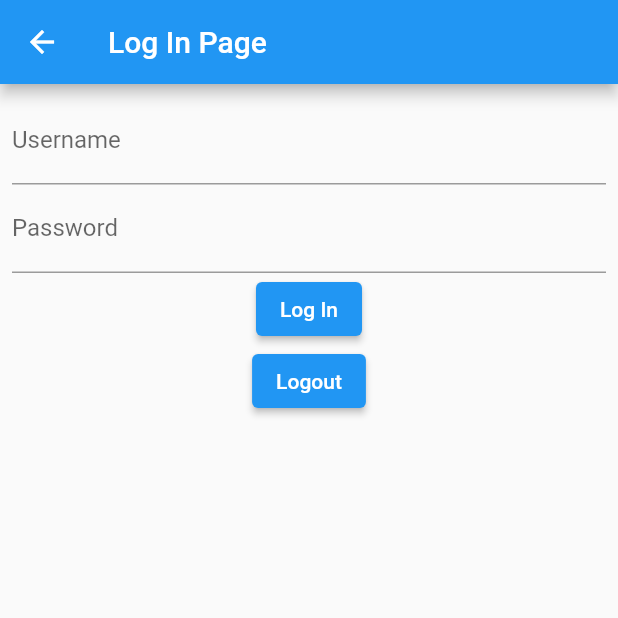
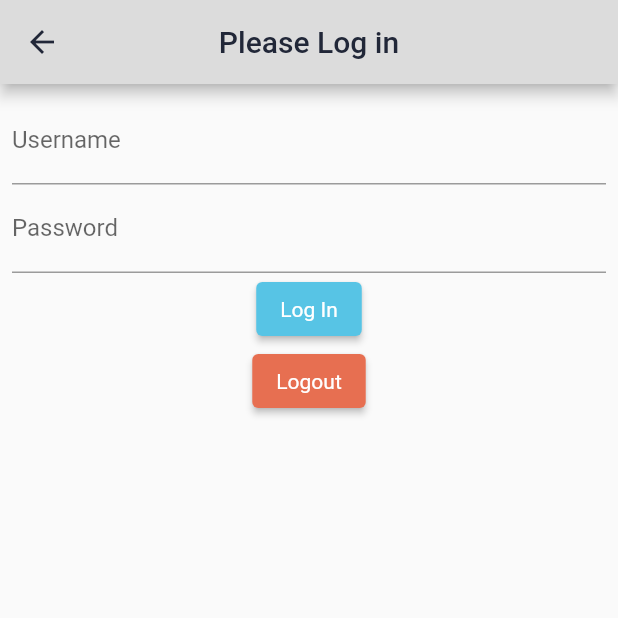
Before and after one commit to KIBI312/dailyroutines-flutter-ui, a Flutter app: the LoginPage screen opened directly, on a phone screen of 412 x 824 dp, the top half of it. Run offline on Flutter 3.47's test engine with Material 2 defaults, Android fonts, the phone set to English and light mode, and no system bars; our stand-ins replace shared_preferences; missing offline and left inert: dart:ffi, flutter_flavor; accounts and stored records are empty.

Commit message:
initial commit

```diff
--- /dev/null
+++ b/lib/constants/project_colors.dart
@@ -0,0 +1,8 @@
+import 'package:flutter/material.dart';
+
+class ProjectColors {
+  static const grey1 = Color(0xffdcdcdc);
+  static const blue1 = Color(0xff212738);
+  static const turqoise = Color(0xff57c4e5);
+  static const red1 = Color(0xffe76f51);
+}
--- a/lib/pages/login_page.dart
+++ b/lib/pages/login_page.dart
@@ -1,4 +1,6 @@
+import 'package:dailyroutines/constants/project_colors.dart';
 import 'package:dailyroutines/flutter_api_demo_app.dart';
+import 'package:dailyroutines/pages/home_page.dart';
 import 'package:dailyroutines/services/auth_service.dart';
 import 'package:flutter/material.dart';
 
@@ -26,7 +28,10 @@ class LoginPage extends StatelessWidget {
   Widget build(BuildContext context) {
     return Scaffold(
         appBar: AppBar(
-          title: Text("Log In Page"),
+          title: Text("Please Log in"),
+          centerTitle: true,
+          foregroundColor: ProjectColors.blue1,
+          backgroundColor: ProjectColors.grey1,
         ),
         body: Padding(
           padding: const EdgeInsets.all(8.0),
@@ -51,13 +56,18 @@ class LoginPage extends StatelessWidget {
                         context,
                         MaterialPageRoute(
                             builder: (context) =>
-                                  UserHomePage(username: username)));
+                                HomePage(username: username)));
                   } else {
                     displayDialog(context, "Something went wrong",
                         "No account was found matching that username and password");
                   }
                 },
-                  child: Text("Log In")),
+                child: Text("Log In"),
+                style: ElevatedButton.styleFrom(
+                  primary: ProjectColors.turqoise,
+                  textStyle: TextStyle(color: ProjectColors.blue1),
+                ),
+              ),
               ElevatedButton(
                 onPressed: () async {
                   var statusCode = await attemptLogOut();
@@ -65,14 +75,17 @@ class LoginPage extends StatelessWidget {
                     Navigator.push(
                         context,
                         MaterialPageRoute(
-                              builder: (context) =>
-                                  UserHomePage(username: "LogIn")));
+                            builder: (context) => HomePage(username: "LogIn")));
                   } else {
                     displayDialog(context, "Something went wrong",
                         "Error on logout attempt");
                   }
                 },
-                  child: Text('Logout')),
+                child: Text('Logout'),
+                style: ElevatedButton.styleFrom(
+                    primary: ProjectColors.red1,
+                    textStyle: TextStyle(color: ProjectColors.blue1)),
+              ),
             ],
           ),
         ));
```
Also changed, not shown: lib/flutter_api_demo_app.dart (+25 -122 lines), lib/pages/home_page.dart (added, +120 -0 lines), lib/services/session_storage_service.dart (+7 -0 lines), lib/constants/colors.dart (deleted). Lines whose indentation alone changed are shown as unchanged.
